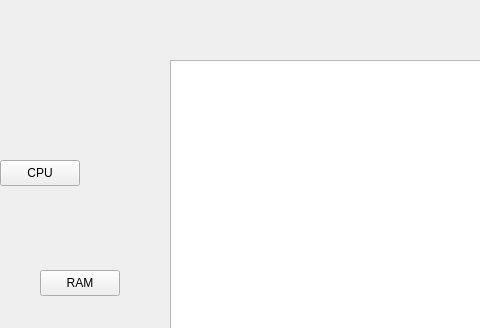
Old version of the form Try1ForGraphics/graphicswindow.ui in the repository Daniil-Kolodich/BSTU_SEM_4_Project_Task_Manadger; both pictures show x 0 to 480 and y 0 to 328 of the 800 by 600 pixel window.
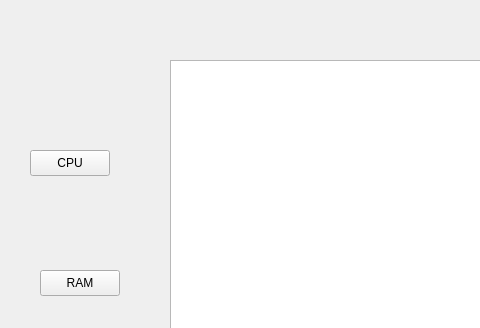
New version of the form.

Commit message: before trying to organize UI system

```diff
--- a/Try1ForGraphics/graphicswindow.ui
+++ b/Try1ForGraphics/graphicswindow.ui
@@ -30,8 +30,8 @@
    <widget class="QPushButton" name="pushButton">
     <property name="geometry">
      <rect>
-      <x>0</x>
-      <y>160</y>
+      <x>30</x>
+      <y>150</y>
       <width>80</width>
       <height>26</height>
      </rect>
```
The commit also changes 1 other file.
